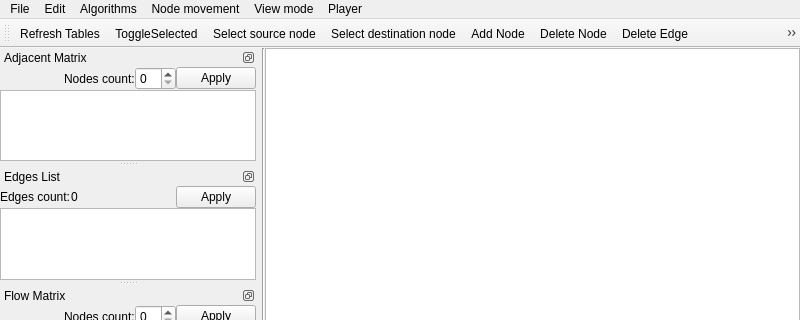
Above: mainwindow.ui from C0FFiN-prod/graph-works before the change; both pictures show x 0 to 800 and y 0 to 320 of the 800 by 700 pixel window. Below: the same form after it.
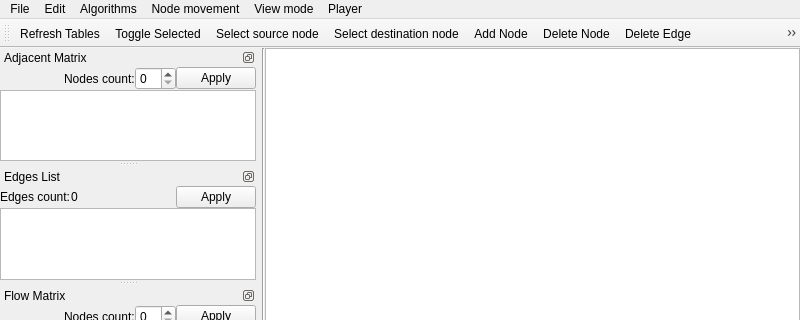
That is the form after the change. Icons and pictures are not drawn.

Commit message:
Added node stats painting
- Added Toggle Selected shortcut and action to menubar

The edit to the form file:
```diff
--- a/mainwindow.ui
+++ b/mainwindow.ui
@@ -1127,7 +1127,7 @@
      <normaloff>:/ico/icons/toggleSelected.svg</normaloff>:/ico/icons/toggleSelected.svg</iconset>
    </property>
    <property name="text">
-    <string>ToggleSelected</string>
+    <string>Toggle Selected</string>
    </property>
    <property name="toolTip">
     <string>Toggle on/off selected objects</string>
```
Left out of the diff: 4 changed lines with no effect on the pictures. The commit also changes 2 other files.
